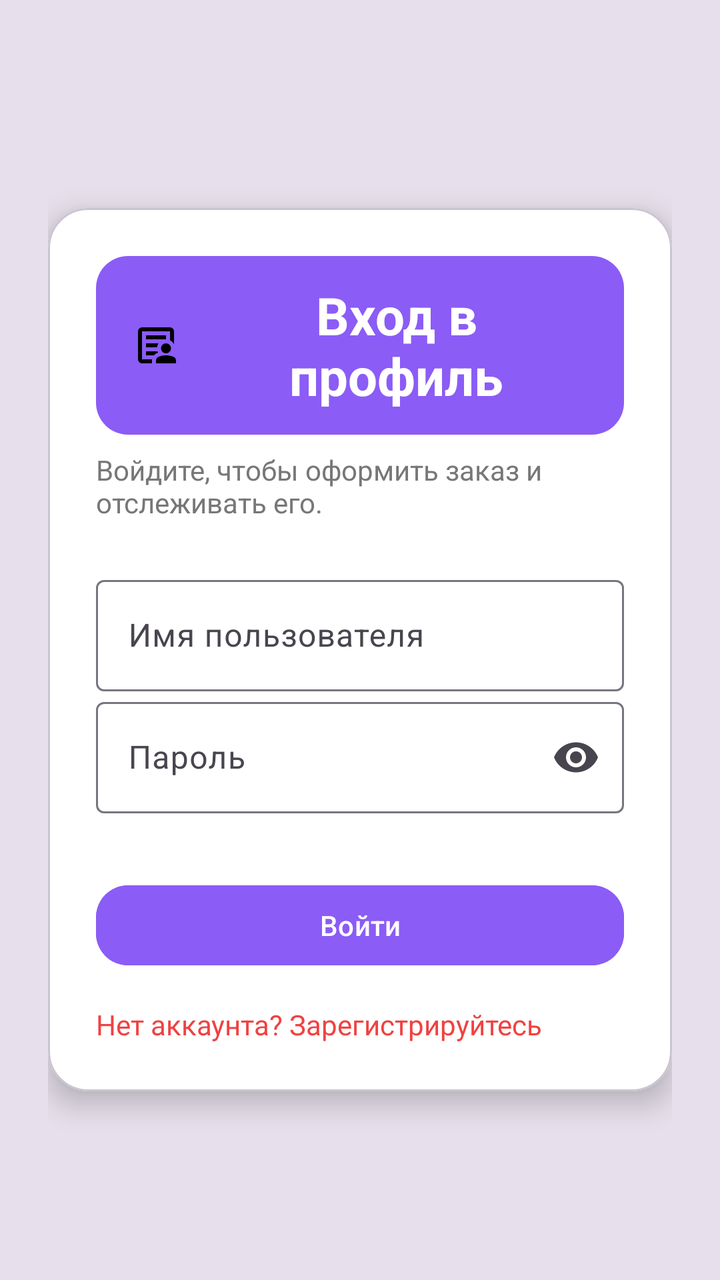
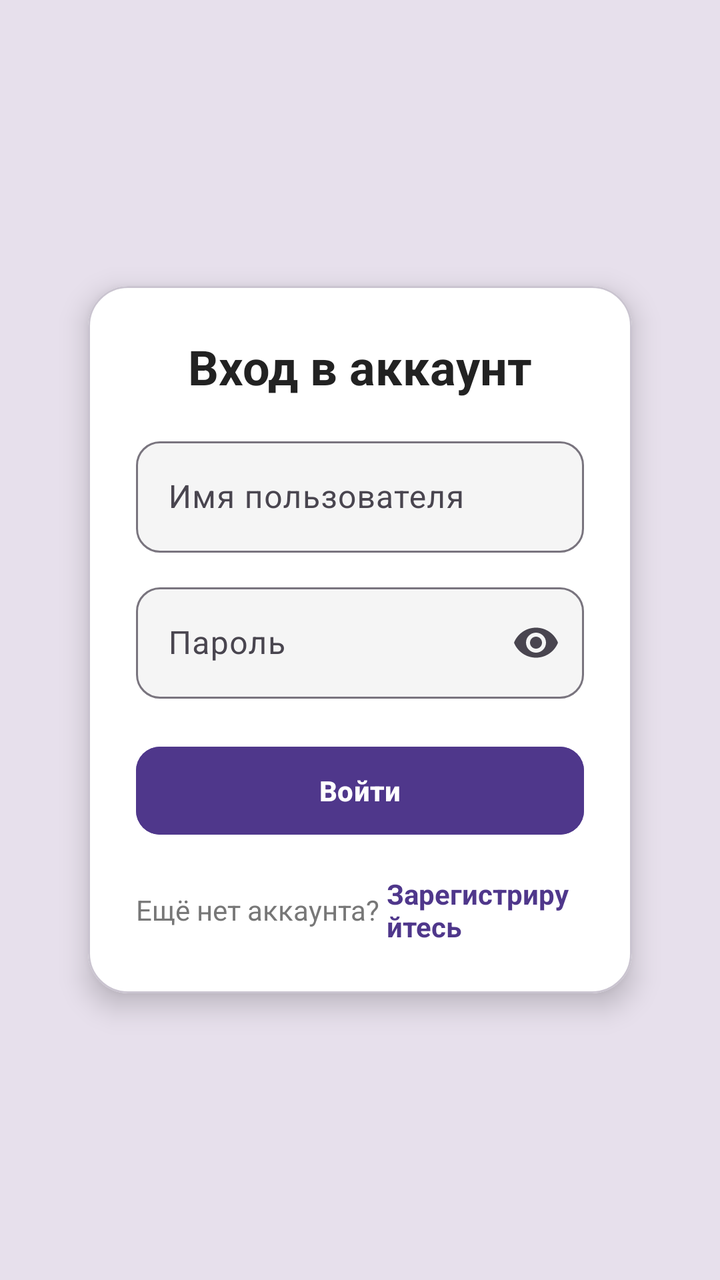

Compare the two renders of this Android layout. The source of the first and the diff that turns it into the second are given below.
<!-- AndroidManifest.xml: application theme Theme.PublishingAPP -->
<!-- res/layout/fragment_profile.xml -->
<?xml version="1.0" encoding="utf-8"?>
<ScrollView
    xmlns:android="http://schemas.android.com/apk/res/android"
    xmlns:app="http://schemas.android.com/apk/res-auto"
    android:fillViewport="true"
    android:layout_width="match_parent"
    android:layout_height="match_parent"
    android:background="?colorSurfaceVariant">

    <LinearLayout
        android:layout_width="match_parent"
        android:layout_height="wrap_content"
        android:orientation="vertical"
        android:padding="24dp">

        
        <include layout="@layout/layout_auth"/>

        
        <include layout="@layout/layout_profile"/>

    </LinearLayout>
</ScrollView>
<!-- res/layout/layout_auth.xml (included above) -->
<?xml version="1.0" encoding="utf-8"?>
<com.google.android.material.card.MaterialCardView
    xmlns:android="http://schemas.android.com/apk/res/android"
    xmlns:app="http://schemas.android.com/apk/res-auto"
    android:id="@+id/authContainer"
    android:layout_width="match_parent"
    android:layout_height="wrap_content"
    android:layout_marginTop="80dp"
    app:cardCornerRadius="20dp"
    app:cardElevation="8dp"
    app:cardBackgroundColor="@color/white">

    <LinearLayout
        android:layout_width="match_parent"
        android:layout_height="wrap_content"
        android:orientation="vertical"
        android:padding="24dp">

        <TextView
            android:layout_width="wrap_content"
            android:layout_height="wrap_content"
            android:layout_gravity="center"
            android:layout_marginBottom="8dp"
            android:background="@drawable/bg_register_header"
            android:drawableStart="@drawable/ic_user"
            android:drawablePadding="12dp"
            android:paddingHorizontal="18dp"
            android:paddingVertical="12dp"
            android:gravity="center"
            android:text="Вход в профиль"
            android:textColor="@color/white"
            android:textSize="26sp"
            android:textStyle="bold" />

        <TextView
            android:layout_width="wrap_content"
            android:layout_height="wrap_content"
            android:layout_marginBottom="24dp"
            android:text="Войдите, чтобы оформить заказ и отслеживать его."
            android:textColor="#777777"
            android:textSize="14sp" />

        <com.google.android.material.textfield.TextInputLayout
            style="@style/Widget.Material3.TextInputLayout.OutlinedBox"
            android:layout_width="match_parent"
            android:layout_height="wrap_content"
            android:hint="Имя пользователя">

            <com.google.android.material.textfield.TextInputEditText
                android:id="@+id/etUsername"
                android:layout_width="match_parent"
                android:layout_height="wrap_content"/>
        </com.google.android.material.textfield.TextInputLayout>

        <com.google.android.material.textfield.TextInputLayout
            style="@style/AppTextField"
            app:endIconMode="password_toggle">

            <com.google.android.material.textfield.TextInputEditText
                android:id="@+id/etPassword"
                android:layout_width="match_parent"
                android:layout_height="wrap_content"
                android:hint="Пароль"
                android:inputType="textPassword"/>
        </com.google.android.material.textfield.TextInputLayout>

        <com.google.android.material.button.MaterialButton
            android:id="@+id/btnLogin"
            android:layout_width="match_parent"
            android:layout_height="wrap_content"
            android:layout_marginTop="20dp"
            android:text="Войти"
            android:textColor="@color/white"
            android:backgroundTint="@color/purple"
            app:cornerRadius="16dp"/>

        <TextView
            android:id="@+id/tvGoRegister"
            android:layout_width="wrap_content"
            android:layout_height="wrap_content"
            android:layout_marginTop="16dp"
            android:text="Нет аккаунта? Зарегистрируйтесь"
            android:textColor="@color/red"
            android:textSize="14sp"/>
    </LinearLayout>
</com.google.android.material.card.MaterialCardView>
<!-- res/layout/layout_profile.xml (included above) -->
<?xml version="1.0" encoding="utf-8"?>
<LinearLayout xmlns:android="http://schemas.android.com/apk/res/android"
    xmlns:app="http://schemas.android.com/apk/res-auto"
    android:id="@+id/profileContainer"
    android:layout_width="match_parent"
    android:layout_height="wrap_content"
    android:orientation="vertical"
    android:visibility="gone"
    android:padding="16dp"
    android:layout_marginBottom="40dp">

    
    <TextView
        android:layout_width="match_parent"
        android:layout_height="wrap_content"
        android:text="Профиль"
        android:textAlignment="center"
        android:textSize="24sp"
        android:textStyle="bold"
        android:textColor="@color/purple_80"
        android:layout_marginBottom="24dp"
        android:gravity="center"/>

    
    <com.google.android.material.card.MaterialCardView
        android:layout_width="match_parent"
        android:layout_height="wrap_content"
        android:layout_marginBottom="24dp"
        app:cardCornerRadius="24dp"
        app:cardElevation="8dp"
        app:strokeColor="@color/purple"
        app:strokeWidth="1dp">

        <LinearLayout
            android:layout_width="match_parent"
            android:layout_height="wrap_content"
            android:orientation="vertical"
            android:padding="24dp">

            
            <LinearLayout
                android:layout_width="match_parent"
                android:layout_height="wrap_content"
                android:orientation="horizontal"
                android:layout_marginBottom="20dp">

                <LinearLayout
                    android:layout_width="0dp"
                    android:layout_height="wrap_content"
                    android:layout_weight="1"
                    android:orientation="vertical"
                    android:gravity="center_vertical">

                    <LinearLayout
                        android:layout_width="match_parent"
                        android:layout_height="wrap_content"
                        android:orientation="horizontal"
                        android:layout_marginBottom="16dp"
                        android:gravity="center_vertical">

                        <TextView
                            android:layout_width="wrap_content"
                            android:layout_height="wrap_content"
                            android:text="Пользователь:"
                            android:textSize="14sp"
                            android:textColor="#666666"
                            android:layout_marginEnd="8dp"/>

                        <TextView
                            android:id="@+id/tvUsername"
                            android:layout_width="wrap_content"
                            android:layout_height="wrap_content"
                            android:text="username"
                            android:textSize="15sp"
                            android:textColor="#777777"
                            android:textStyle="italic"/>
                    </LinearLayout>

                    <TextView
                        android:id="@+id/tvFio"
                        android:layout_width="wrap_content"
                        android:layout_height="wrap_content"
                        android:text="Иванов Иван Иванович"
                        android:textSize="16sp"
                        android:textStyle="bold"
                        android:textColor="@color/black"
                        android:layout_marginTop="4dp"/>
                </LinearLayout>
            </LinearLayout>

            
            <LinearLayout
                android:layout_width="match_parent"
                android:layout_height="wrap_content"
                android:orientation="horizontal"
                android:layout_marginBottom="16dp"
                android:gravity="center_vertical">

                <TextView
                    android:layout_width="wrap_content"
                    android:layout_height="wrap_content"
                    android:text="Статус:"
                    android:textSize="14sp"
                    android:textColor="#666666"
                    android:layout_marginEnd="8dp"/>

                <com.google.android.material.chip.Chip
                    android:id="@+id/chipRole"
                    android:layout_width="wrap_content"
                    android:layout_height="wrap_content"
                    android:text="Автор"
                    android:textColor="@color/white"
                    app:chipBackgroundColor="@color/purple"
                    app:chipIcon="@drawable/ic_badge"
                    app:chipIconTint="@color/white"
                    app:chipIconSize="18dp"
                    app:chipStartPadding="12dp"
                    app:chipEndPadding="12dp"/>
            </LinearLayout>

            
            <View
                android:layout_width="match_parent"
                android:layout_height="1dp"
                android:background="#F0F0F0"
                android:layout_marginVertical="8dp"/>

            
            <LinearLayout
                android:layout_width="match_parent"
                android:layout_height="wrap_content"
                android:orientation="vertical"
                android:layout_marginTop="8dp">

                
                <LinearLayout
                    android:layout_width="match_parent"
                    android:layout_height="wrap_content"
                    android:orientation="horizontal"
                    android:layout_marginBottom="12dp"
                    android:gravity="center_vertical">

                    <ImageView
                        android:layout_width="40dp"
                        android:layout_height="40dp"
                        android:src="@drawable/ic_email"
                        android:contentDescription="Email"
                        android:layout_marginEnd="12dp"/>

                    <LinearLayout
                        android:layout_width="0dp"
                        android:layout_height="wrap_content"
                        android:layout_weight="1"
                        android:orientation="vertical">

                        <TextView
                            android:layout_width="wrap_content"
                            android:layout_height="wrap_content"
                            android:text="Email"
                            android:textSize="12sp"
                            android:textColor="#999999"/>

                        <TextView
                            android:id="@+id/tvEmail"
                            android:layout_width="wrap_content"
                            android:layout_height="wrap_content"
                            android:text="email@example.com"
                            android:textSize="16sp"/>
                    </LinearLayout>
                </LinearLayout>

                
                <LinearLayout
                    android:layout_width="match_parent"
                    android:layout_height="wrap_content"
                    android:orientation="horizontal"
                    android:gravity="center_vertical">

                    <ImageView
                        android:layout_width="40dp"
                        android:layout_height="40dp"
                        android:src="@drawable/ic_phone"
                        android:contentDescription="Телефон"
                        android:layout_marginEnd="12dp"/>

                    <LinearLayout
                        android:layout_width="0dp"
                        android:layout_height="wrap_content"
                        android:layout_weight="1"
                        android:orientation="vertical">

                        <TextView
                            android:layout_width="wrap_content"
                            android:layout_height="wrap_content"
                            android:text="Телефон"
                            android:textSize="12sp"
                            android:textColor="#999999"/>

                        <TextView
                            android:id="@+id/tvPhone"
                            android:layout_width="wrap_content"
                            android:layout_height="wrap_content"
                            android:text="+7 999 123 45 67"
                            android:textSize="16sp"/>
                    </LinearLayout>
                </LinearLayout>
            </LinearLayout>
        </LinearLayout>
    </com.google.android.material.card.MaterialCardView>

    
    <com.google.android.material.card.MaterialCardView
        android:layout_width="match_parent"
        android:layout_height="wrap_content"
        app:cardCornerRadius="16dp"
        app:cardElevation="4dp"
        app:strokeColor="@color/purple_20"
        app:strokeWidth="1dp"
        android:layout_marginBottom="24dp">

        <LinearLayout
            android:layout_width="match_parent"
            android:layout_height="wrap_content"
            android:orientation="vertical"
            android:padding="12dp">

            <com.google.android.material.button.MaterialButton
                android:id="@+id/btnOrders"
                style="@style/Widget.Material3.Button.TextButton"
                android:layout_width="match_parent"
                android:layout_height="wrap_content"
                android:text="Мои заказы"
                app:icon="@drawable/ic_orders"
                app:iconPadding="12dp"
                android:gravity="start"/>

            
            <com.google.android.material.button.MaterialButton
                android:id="@+id/btnManageUsers"
                style="@style/Widget.Material3.Button.TextButton"
                android:layout_width="match_parent"
                android:layout_height="wrap_content"
                android:text="Управление пользователями"
                app:icon="@drawable/ic_users_empty"
                app:iconPadding="12dp"
                android:gravity="start"
                android:visibility="gone"/>

            <com.google.android.material.button.MaterialButton
                android:id="@+id/btnEditProfile"
                style="@style/Widget.Material3.Button.TextButton"
                android:layout_width="match_parent"
                android:layout_height="wrap_content"
                android:text="Редактировать профиль"
                app:icon="@drawable/ic_edit"
                app:iconPadding="12dp"
                android:gravity="start"/>

            <com.google.android.material.button.MaterialButton
                android:id="@+id/btnSettings"
                style="@style/Widget.Material3.Button.TextButton"
                android:layout_width="match_parent"
                android:layout_height="wrap_content"
                android:text="Настройки"
                app:icon="@drawable/ic_settings"
                app:iconPadding="12dp"
                android:gravity="start"/>

            <com.google.android.material.button.MaterialButton
                android:id="@+id/btnLogout"
                style="@style/Widget.Material3.Button.TextButton"
                android:layout_width="match_parent"
                android:layout_height="wrap_content"
                android:text="Выйти"
                android:textColor="@color/red_60"
                android:gravity="start"
                app:icon="@drawable/ic_logout"
                app:iconPadding="12dp"/>

        </LinearLayout>
    </com.google.android.material.card.MaterialCardView>
</LinearLayout>
<!-- resources referenced by this layout -->
<resources>
  <color name="black">#FF000000</color>
  <color name="purple">#8B5CF6</color>
  <color name="purple_20">#E9DDFF</color>
  <color name="purple_80">#4F378B</color>
  <color name="red">#F14141</color>
  <color name="red_60">#E53935</color>
  <color name="white">#FFFFFFFF</color>
  <!-- drawable bg_register_header (drawable) -->
  <shape xmlns:android="http://schemas.android.com/apk/res/android"
      android:shape="rectangle">
      <solid android:color="@color/purple"/>
      <corners android:radius="16dp"/>
  </shape>
  <!-- drawable ic_logout (drawable) -->
  <vector xmlns:android="http://schemas.android.com/apk/res/android"
      android:width="800dp"
      android:height="800dp"
      android:viewportWidth="24"
      android:viewportHeight="24">
    <path
        android:pathData="M20.968,18.448a2.577,2.577 0,0 1,-2.73 2.5c-2.153,0.012 -4.306,0 -6.459,0a0.5,0.5 0,0 1,0 -1c2.2,0 4.4,0.032 6.6,0 1.107,-0.016 1.589,-0.848 1.589,-1.838V5.647A1.546,1.546 0,0 0,19 4.175a3.023,3.023 0,0 0,-1.061 -0.095H11.779a0.5,0.5 0,0 1,0 -1c2.224,0 4.465,-0.085 6.687,0a2.567,2.567 0,0 1,2.5 2.67Z"
        android:fillColor="#000000"/>
    <path
        android:pathData="M3.176,11.663a0.455,0.455 0,0 0,-0.138 0.311c0,0.015 0,0.028 -0.006,0.043s0,0.027 0.006,0.041a0.457,0.457 0,0 0,0.138 0.312l3.669,3.669a0.5,0.5 0,0 0,0.707 -0.707L4.737,12.516H15.479a0.5,0.5 0,0 0,0 -1H4.737L7.552,8.7a0.5,0.5 0,0 0,-0.707 -0.707Z"
        android:fillColor="#000000"/>
  </vector>
  <!-- drawable ic_user (drawable) -->
  <vector xmlns:android="http://schemas.android.com/apk/res/android" android:height="24dp" android:tint="#000000" android:viewportHeight="960" android:viewportWidth="960" android:width="24dp">
        
      <path android:fillColor="@android:color/white" android:pathData="M200,760L200,760Q200,760 200,760Q200,760 200,760L200,200Q200,200 200,200Q200,200 200,200L200,200Q200,200 200,200Q200,200 200,200L200,379Q200,370 200,365Q200,360 200,360Q200,360 200,412.5Q200,465 200,540Q200,563 200,585Q200,607 200,627Q200,644 200,675Q200,706 200,760ZM280,520L501,520Q503,498 511,478Q519,458 531,440L280,440L280,520ZM280,680L437,680Q454,660 476,647.5Q498,635 522,627Q518,621 515,614Q512,607 510,600L280,600L280,680ZM280,360L680,360Q680,360 680,360Q680,360 680,360L680,280L280,280L280,360ZM200,840Q167,840 143.5,816.5Q120,793 120,760L120,200Q120,167 143.5,143.5Q167,120 200,120L760,120Q793,120 816.5,143.5Q840,167 840,200L840,458Q826,432 806,412Q786,392 760,379L760,200Q760,200 760,200Q760,200 760,200L200,200Q200,200 200,200Q200,200 200,200L200,760Q200,760 200,760Q200,760 200,760L402,760Q401,766 400.5,772Q400,778 400,784L400,840L200,840ZM680,640Q638,640 609,611Q580,582 580,540Q580,498 609,469Q638,440 680,440Q722,440 751,469Q780,498 780,540Q780,582 751,611Q722,640 680,640ZM480,840L480,784Q480,760 492.5,739.5Q505,719 528,710Q564,695 602.5,687.5Q641,680 680,680Q719,680 757.5,687.5Q796,695 832,710Q855,719 867.5,739.5Q880,760 880,784L880,840L480,840Z"/>
      
  </vector>
  <style name="AppTextField">
          <item name="android:layout_width">match_parent</item>
          <item name="android:layout_height">wrap_content</item>
          <item name="android:layout_marginBottom">12dp</item>
      </style>
  <style name="Theme.PublishingAPP" parent="Base.Theme.PublishingAPP" />
  <style name="Base.Theme.PublishingAPP" parent="Theme.Material3.DayNight.NoActionBar">
          
          
      </style>
  <!-- unchanged entries left out for length: 7 -->
</resources>

<!-- the commit's change to res/layout/fragment_profile.xml (unified diff, before → after) -->
@@ -13,101 +13,150 @@
         android:orientation="vertical"
         android:padding="24dp">
 
-        
-        <include layout="@layout/layout_auth"/>
-
-        
-        <include layout="@layout/layout_profile"/>
+        <include
+            android:id="@+id/includeAuth"
+            layout="@layout/layout_auth"/>
+
+        <include
+            android:id="@+id/includeProfile"
+            layout="@layout/layout_profile"/>
 
     </LinearLayout>
 </ScrollView>
 <!-- res/layout/layout_auth.xml (included above) -->
 <?xml version="1.0" encoding="utf-8"?>
-<com.google.android.material.card.MaterialCardView
-    xmlns:android="http://schemas.android.com/apk/res/android"
+<FrameLayout xmlns:android="http://schemas.android.com/apk/res/android"
     xmlns:app="http://schemas.android.com/apk/res-auto"
-    android:id="@+id/authContainer"
     android:layout_width="match_parent"
-    android:layout_height="wrap_content"
-    android:layout_marginTop="80dp"
-    app:cardCornerRadius="20dp"
-    app:cardElevation="8dp"
-    app:cardBackgroundColor="@color/white">
-
-    <LinearLayout
+    android:layout_height="match_parent"
+    android:background="?colorSurfaceVariant">
+
+    <com.google.android.material.card.MaterialCardView
+        android:id="@+id/authContainer"
         android:layout_width="match_parent"
         android:layout_height="wrap_content"
-        android:orientation="vertical"
-        android:padding="24dp">
-
-        <TextView
-            android:layout_width="wrap_content"
-            android:layout_height="wrap_content"
-            android:layout_gravity="center"
-            android:layout_marginBottom="8dp"
-            android:background="@drawable/bg_register_header"
-            android:drawableStart="@drawable/ic_user"
-            android:drawablePadding="12dp"
-            android:paddingHorizontal="18dp"
-            android:paddingVertical="12dp"
-            android:gravity="center"
-            android:text="Вход в профиль"
-            android:textColor="@color/white"
-            android:textSize="26sp"
-            android:textStyle="bold" />
-
-        <TextView
-            android:layout_width="wrap_content"
-            android:layout_height="wrap_content"
-            android:layout_marginBottom="24dp"
-            android:text="Войдите, чтобы оформить заказ и отслеживать его."
-            android:textColor="#777777"
-            android:textSize="14sp" />
-
-        <com.google.android.material.textfield.TextInputLayout
-            style="@style/Widget.Material3.TextInputLayout.OutlinedBox"
+        android:layout_margin="20dp"
+        android:layout_gravity="center"
+        app:cardCornerRadius="20dp"
+        app:cardElevation="8dp"
+        app:cardBackgroundColor="@android:color/white">
+
+        <LinearLayout
             android:layout_width="match_parent"
             android:layout_height="wrap_content"
-            android:hint="Имя пользователя">
-
-            <com.google.android.material.textfield.TextInputEditText
-                android:id="@+id/etUsername"
-                android:layout_width="match_parent"
-                android:layout_height="wrap_content"/>
-        </com.google.android.material.textfield.TextInputLayout>
-
-        <com.google.android.material.textfield.TextInputLayout
-            style="@style/AppTextField"
-            app:endIconMode="password_toggle">
-
-            <com.google.android.material.textfield.TextInputEditText
-                android:id="@+id/etPassword"
+            android:orientation="vertical"
+            android:padding="24dp">
+
+            
+            <TextView
+                android:layout_width="wrap_content"
+                android:layout_height="wrap_content"
+                android:text="Вход в аккаунт"
+                android:textSize="24sp"
+                android:textStyle="bold"
+                android:textColor="#222222"
+                android:layout_gravity="center"
+                android:layout_marginBottom="16dp"/>
+
+            
+            <com.google.android.material.card.MaterialCardView
+                android:id="@+id/errorCard"
+                android:layout_width="match_parent"
+                android:layout_height="wrap_content"
+                android:visibility="gone"
+                android:layout_marginBottom="16dp"
+                app:cardCornerRadius="12dp"
+                app:cardBackgroundColor="#FDECEC">
+
+                <TextView
+                    android:id="@+id/tvError"
+                    android:layout_width="match_parent"
+                    android:layout_height="wrap_content"
+                    android:text="Ошибка"
+                    android:textColor="#B00020"
+                    android:textSize="14sp"
+                    android:padding="12dp"/>
+            </com.google.android.material.card.MaterialCardView>
+
+            <com.google.android.material.textfield.TextInputLayout
+                style="@style/Widget.Material3.TextInputLayout.OutlinedBox"
+                android:layout_width="match_parent"
+                android:layout_height="wrap_content"
+                android:layout_marginBottom="12dp"
+                android:hint="Имя пользователя"
+                app:boxBackgroundColor="#F5F5F5"
+                app:boxCornerRadiusTopStart="12dp"
+                app:boxCornerRadiusTopEnd="12dp"
+                app:boxCornerRadiusBottomStart="12dp"
+                app:boxCornerRadiusBottomEnd="12dp">
+
+                <com.google.android.material.textfield.TextInputEditText
+                    android:id="@+id/etUsername"
+                    android:layout_width="match_parent"
+                    android:layout_height="wrap_content"
+                    android:inputType="textEmailAddress"/>
+            </com.google.android.material.textfield.TextInputLayout>
+
+            
+            <com.google.android.material.textfield.TextInputLayout
+                style="@style/Widget.Material3.TextInputLayout.OutlinedBox"
                 android:layout_width="match_parent"
                 android:layout_height="wrap_content"
                 android:hint="Пароль"
-                android:inputType="textPassword"/>
-        </com.google.android.material.textfield.TextInputLayout>
-
-        <com.google.android.material.button.MaterialButton
-            android:id="@+id/btnLogin"
-            android:layout_width="match_parent"
-            android:layout_height="wrap_content"
-            android:layout_marginTop="20dp"
-            android:text="Войти"
-            android:textColor="@color/white"
-            android:backgroundTint="@color/purple"
-            app:cornerRadius="16dp"/>
-
-        <TextView
-            android:id="@+id/tvGoRegister"
-            android:layout_width="wrap_content"
-            android:layout_height="wrap_content"
-            android:layout_marginTop="16dp"
-            android:text="Нет аккаунта? Зарегистрируйтесь"
-            android:textColor="@color/red"
-            android:textSize="14sp"/>
-    </LinearLayout>
-</com.google.android.material.card.MaterialCardView>
+                app:endIconMode="password_toggle"
+                app:boxBackgroundColor="#F5F5F5"
+                app:boxCornerRadiusTopStart="12dp"
+                app:boxCornerRadiusTopEnd="12dp"
+                app:boxCornerRadiusBottomStart="12dp"
+                app:boxCornerRadiusBottomEnd="12dp">
+
+                <com.google.android.material.textfield.TextInputEditText
+                    android:id="@+id/etPassword"
+                    android:layout_width="match_parent"
+                    android:layout_height="wrap_content"
+                    android:inputType="textPassword"/>
+            </com.google.android.material.textfield.TextInputLayout>
+
+            
+            <com.google.android.material.button.MaterialButton
+                android:id="@+id/btnLogin"
+                android:layout_width="match_parent"
+                android:layout_height="52dp"
+                android:layout_marginTop="20dp"
+                android:text="Войти"
+                android:textAllCaps="false"
+                android:textStyle="bold"
+                android:textColor="@android:color/white"
+                android:backgroundTint="@color/purple_80"
+                app:cornerRadius="12dp"/>
+
+            
+            <LinearLayout
+                android:layout_width="match_parent"
+                android:layout_height="wrap_content"
+                android:layout_marginTop="16dp"
+                android:gravity="center"
+                android:orientation="horizontal">
+
+                <TextView
+                    android:layout_width="wrap_content"
+                    android:layout_height="wrap_content"
+                    android:text="Ещё нет аккаунта? "
+                    android:textColor="#777"/>
+
+                <TextView
+                    android:id="@+id/tvGoRegister"
+                    android:layout_width="wrap_content"
+                    android:layout_height="wrap_content"
+                    android:text="Зарегистрируйтесь"
+                    android:textColor="@color/purple_80"
+                    android:textStyle="bold"/>
+            </LinearLayout>
+
+        </LinearLayout>
+    </com.google.android.material.card.MaterialCardView>
+
+</FrameLayout>
 <!-- res/layout/layout_profile.xml (included above) -->
 <?xml version="1.0" encoding="utf-8"?>
 <LinearLayout xmlns:android="http://schemas.android.com/apk/res/android"
<!-- resource entries referenced after the edit -->
@@ -4,15 +4,8 @@
   <color name="purple">#8B5CF6</color>
   <color name="purple_20">#E9DDFF</color>
   <color name="purple_80">#4F378B</color>
-  <color name="red">#F14141</color>
   <color name="red_60">#E53935</color>
   <color name="white">#FFFFFFFF</color>
-  <!-- drawable bg_register_header (drawable) -->
-  <shape xmlns:android="http://schemas.android.com/apk/res/android"
-      android:shape="rectangle">
-      <solid android:color="@color/purple"/>
-      <corners android:radius="16dp"/>
-  </shape>
   <!-- drawable ic_logout (drawable) -->
   <vector xmlns:android="http://schemas.android.com/apk/res/android"
       android:width="800dp"
@@ -26,17 +19,6 @@
         android:pathData="M3.176,11.663a0.455,0.455 0,0 0,-0.138 0.311c0,0.015 0,0.028 -0.006,0.043s0,0.027 0.006,0.041a0.457,0.457 0,0 0,0.138 0.312l3.669,3.669a0.5,0.5 0,0 0,0.707 -0.707L4.737,12.516H15.479a0.5,0.5 0,0 0,0 -1H4.737L7.552,8.7a0.5,0.5 0,0 0,-0.707 -0.707Z"
         android:fillColor="#000000"/>
   </vector>
-  <!-- drawable ic_user (drawable) -->
-  <vector xmlns:android="http://schemas.android.com/apk/res/android" android:height="24dp" android:tint="#000000" android:viewportHeight="960" android:viewportWidth="960" android:width="24dp">
-        
-      <path android:fillColor="@android:color/white" android:pathData="M200,760L200,760Q200,760 200,760Q200,760 200,760L200,200Q200,200 200,200Q200,200 200,200L200,200Q200,200 200,200Q200,200 200,200L200,379Q200,370 200,365Q200,360 200,360Q200,360 200,412.5Q200,465 200,540Q200,563 200,585Q200,607 200,627Q200,644 200,675Q200,706 200,760ZM280,520L501,520Q503,498 511,478Q519,458 531,440L280,440L280,520ZM280,680L437,680Q454,660 476,647.5Q498,635 522,627Q518,621 515,614Q512,607 510,600L280,600L280,680ZM280,360L680,360Q680,360 680,360Q680,360 680,360L680,280L280,280L280,360ZM200,840Q167,840 143.5,816.5Q120,793 120,760L120,200Q120,167 143.5,143.5Q167,120 200,120L760,120Q793,120 816.5,143.5Q840,167 840,200L840,458Q826,432 806,412Q786,392 760,379L760,200Q760,200 760,200Q760,200 760,200L200,200Q200,200 200,200Q200,200 200,200L200,760Q200,760 200,760Q200,760 200,760L402,760Q401,766 400.5,772Q400,778 400,784L400,840L200,840ZM680,640Q638,640 609,611Q580,582 580,540Q580,498 609,469Q638,440 680,440Q722,440 751,469Q780,498 780,540Q780,582 751,611Q722,640 680,640ZM480,840L480,784Q480,760 492.5,739.5Q505,719 528,710Q564,695 602.5,687.5Q641,680 680,680Q719,680 757.5,687.5Q796,695 832,710Q855,719 867.5,739.5Q880,760 880,784L880,840L480,840Z"/>
-      
-  </vector>
-  <style name="AppTextField">
-          <item name="android:layout_width">match_parent</item>
-          <item name="android:layout_height">wrap_content</item>
-          <item name="android:layout_marginBottom">12dp</item>
-      </style>
   <style name="Theme.PublishingAPP" parent="Base.Theme.PublishingAPP" />
   <style name="Base.Theme.PublishingAPP" parent="Theme.Material3.DayNight.NoActionBar">
           
